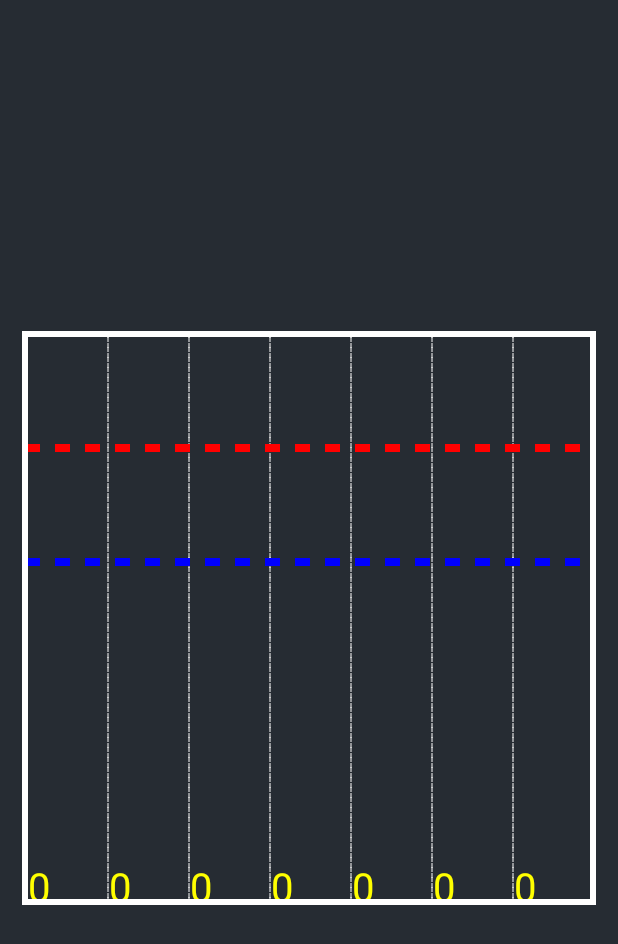
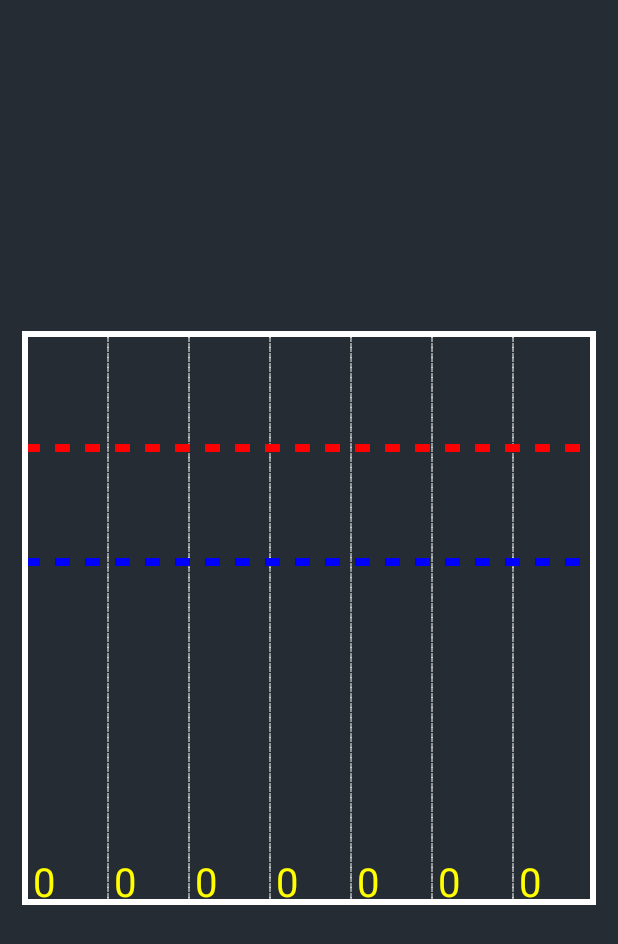
Before and after one commit to cubouyaka/Coach-Nutrition-Project, an Android app: the History screen opened directly, with no data from a screen before it, on a phone screen of 412 x 824 dp. Shown: the top 944 px of the screen. Run offline under Robolectric (Android 15) with nearby library versions, the phone set to English and light mode, and no system bars.

Commit message:
Details dans History

```diff
--- a/app/src/main/java/com/oc/rss/coach_nutrition_project/DrawView.java
+++ b/app/src/main/java/com/oc/rss/coach_nutrition_project/DrawView.java
@@ -20,7 +20,6 @@ public class DrawView extends View {
     public void onDraw(Canvas canvas) {
 
         int pos = 0;
-        //int colorBackground = getResources ().getColor (R.color.colorBackground);
 
         // Balance the display on the screen
         int width = canvas.getWidth ();
@@ -68,7 +67,7 @@ public class DrawView extends View {
             //Display amount of calories per day
             paint.setTextSize(40);
             paint.setColor(Color.YELLOW);
-            canvas.drawText(""+value,calorieLeft,top + size- calorieHeight,paint);
+            canvas.drawText(""+value,calorieLeft + 5,top + size- calorieHeight -5,paint);
 
             if (value > maxCalorie)
                 paint.setColor(Color.RED);
```
